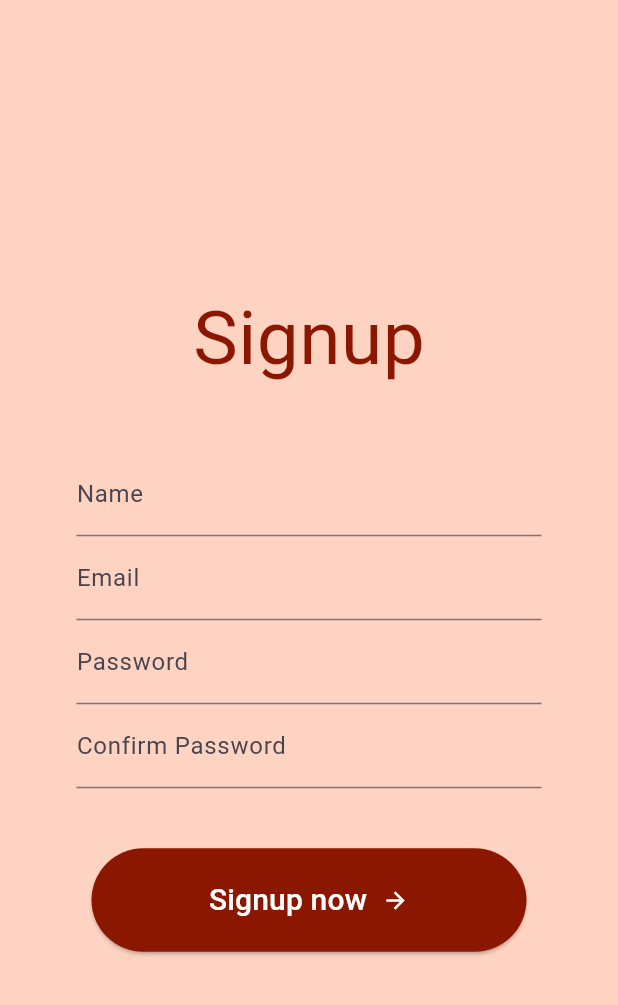
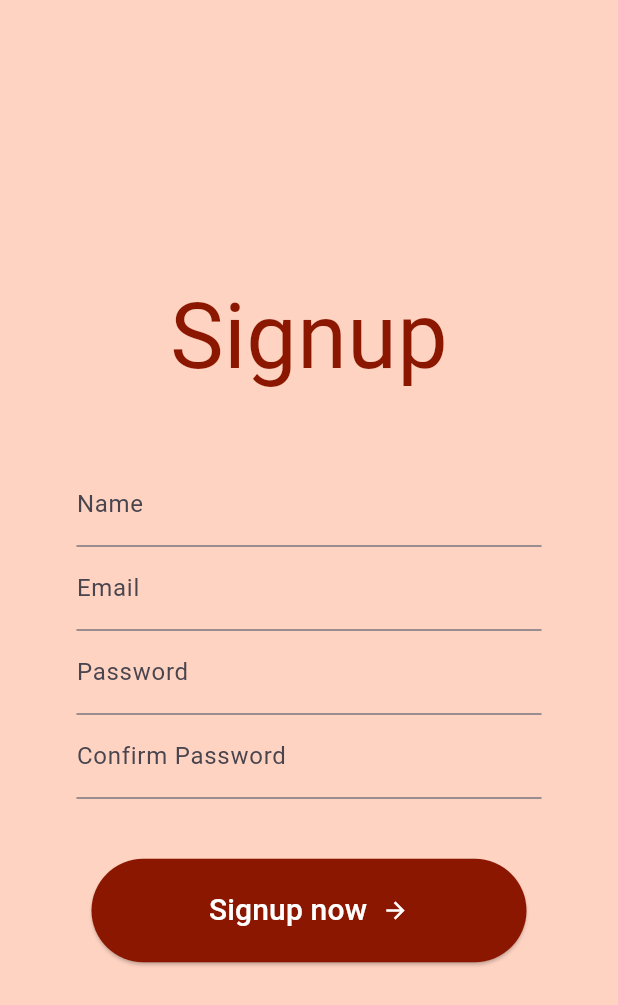
Before and after one commit to Djalabz/adopt_a_zombie_flutter, a Flutter app: the screen it shows after launch, after a tap on "Let's go !", on a phone screen of 412 x 824 dp. Shown: the top 1005 px of the screen. Run offline on Flutter 3.47's test engine with Material 3 defaults, Android fonts, the phone set to English and light mode, and no system bars; our stand-ins replace google_fonts; Roboto replaces fonts that are missing (Creepster).

Commit message:
:lipstick: creepText widget added

```diff
--- /dev/null
+++ b/lib/components/title.dart
@@ -0,0 +1,29 @@
+import 'package:flutter/material.dart';
+import 'package:google_fonts/google_fonts.dart';
+
+class CreepText extends StatelessWidget {
+  final String text;
+  final double fontSize;
+  final Color? color;
+  final TextAlign? alignment;
+
+  const CreepText({
+    super.key,
+    required this.text,
+    required this.fontSize,
+    this.color,
+    this.alignment,
+  });
+
+  @override
+  Widget build(BuildContext context) {
+    return Text(
+      text,
+      textAlign: alignment ?? TextAlign.left,
+      style: GoogleFonts.creepster(
+        fontSize: fontSize,
+        color: color ?? const Color.fromARGB(255, 139, 23, 0),
+      ),
+    );
+  }
+}
--- a/lib/pages/intro_page.dart
+++ b/lib/pages/intro_page.dart
@@ -2,6 +2,7 @@
 import 'package:flutter/material.dart';
 import 'package:google_fonts/google_fonts.dart';
 import 'package:cool_app/components/button.dart';
+import 'package:cool_app/components/title.dart';
 
 class IntroPage extends StatelessWidget {
   const IntroPage({super.key});
@@ -17,16 +18,10 @@ class IntroPage extends StatelessWidget {
           mainAxisAlignment: MainAxisAlignment.spaceEvenly,
           children: [
             // Espacement horizontal
-            const SizedBox(height: 15),
+            const SizedBox(height: 10),
 
-            // Titre de l'App
-            Text(
-              "Adopt a Zombie",
-              style: GoogleFonts.creepster(
-                fontSize: 50,
-                color: const Color.fromARGB(255, 139, 23, 0),
-              ),
-            ),
+            // Titre de l'App - component "title"
+            const CreepText(text: "Adopt a Zombie !", fontSize: 70),
 
             const SizedBox(height: 10),
 
@@ -42,14 +37,10 @@ class IntroPage extends StatelessWidget {
             ),
 
             // Texte d'intro
-            Text(
-              "Find the perfect soulmate from under the grave !",
-              textAlign: TextAlign.center,
-              style: GoogleFonts.creepster(
-                fontSize: 30,
-                color: const Color.fromARGB(255, 139, 23, 0),
-              ),
-            ),
+            const CreepText(
+                alignment: TextAlign.center,
+                text: "find the perfect soulmate from under the grave...",
+                fontSize: 30),
 
             const SizedBox(height: 10),
 
--- a/lib/pages/signup_page.dart
+++ b/lib/pages/signup_page.dart
@@ -1,7 +1,7 @@
 import 'package:flutter/material.dart';
 // import 'package:http/http.dart' as http;
-import 'package:google_fonts/google_fonts.dart';
 import 'package:cool_app/components/button.dart';
+import 'package:cool_app/components/title.dart';
 
 class SignupPage extends StatelessWidget {
   final signup = GlobalKey<FormState>();
@@ -28,15 +28,8 @@ class SignupPage extends StatelessWidget {
             mainAxisAlignment: MainAxisAlignment.center,
             crossAxisAlignment: CrossAxisAlignment.center,
             children: [
-              // Titre du Signup
-              Text(
-                "Signup",
-                style: GoogleFonts.creepster(
-                  fontSize: 50,
-                  color: const Color.fromARGB(255, 139, 23, 0),
-                  decoration: TextDecoration.none,
-                ),
-              ),
+              // Titre du Signup - component "title"
+              const CreepText(text: "Signup", fontSize: 60),
 
               // Espacement horizontal
               const SizedBox(height: 40),
```
Also changed, not shown: pubspec.yaml (+5 -5 lines).
